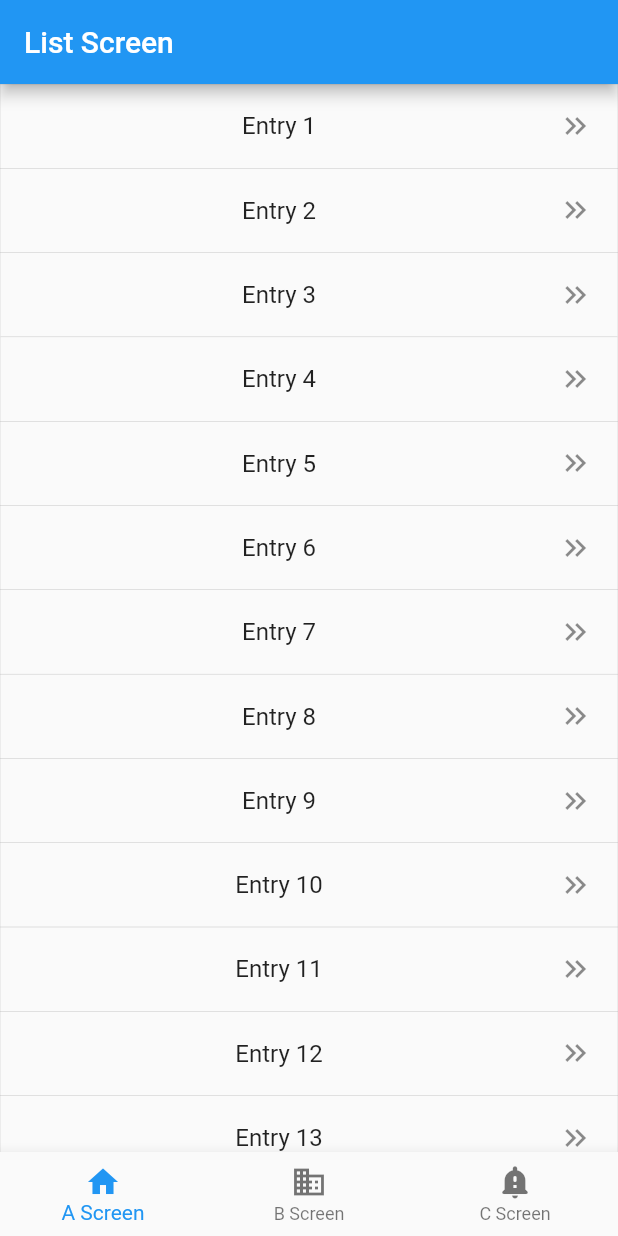
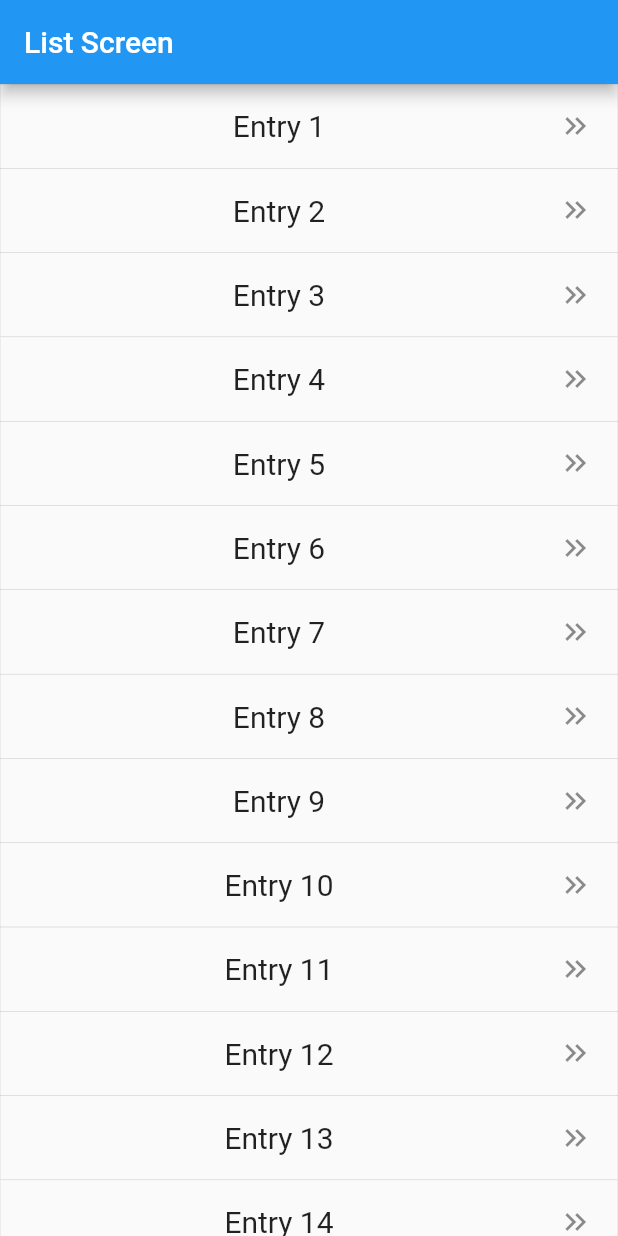
Before and after one commit to kevin76g/go_router_responsive_sample, a Flutter app: the screen it shows after launch, on a phone screen of 412 x 824 dp. Run offline on Flutter 3.47's test engine with Material 2 defaults, Android fonts, the phone set to English and light mode, and no system bars; our stand-ins replace go_router.

Commit message:
design updated

```diff
--- a/lib/list_screen.dart
+++ b/lib/list_screen.dart
@@ -4,7 +4,8 @@ import 'package:go_router_responsive_sample/list_widget.dart';
 import 'package:go_router_responsive_sample/main.dart';
 
 class ListScreen extends StatefulWidget {
-  const ListScreen({Key? key}) : super(key: key);
+  final String? argIndex;
+  const ListScreen({this.argIndex, Key? key}) : super(key: key);
 
   @override
   State<ListScreen> createState() => _ListScreenState();
@@ -13,6 +14,16 @@ class ListScreen extends StatefulWidget {
 class _ListScreenState extends State<ListScreen> {
   String index = '';
   bool isLargeScreen = false;
+
+  @override
+  void initState() {
+    super.initState();
+    if (widget.argIndex != null) {
+      index = widget.argIndex!;
+    } else {
+      index = '1';
+    }
+  }
 
   @override
   Widget build(BuildContext context) {
--- a/lib/list_widget.dart
+++ b/lib/list_widget.dart
@@ -27,6 +27,7 @@ class _ListWidgetState extends State<ListWidget> {
   void _onTapListTile(int index) {
     bool isLargeScreen = MediaQuery.of(context).size.width > largeScreenSize;
     if (isLargeScreen) {
+      GoRouter.of(context).go('/large-list/${index.toString()}');
       widget.onItemSelected!(index.toString());
     } else {
       GoRouter.of(context).go('/list/detail/${index.toString()}');
@@ -38,13 +39,17 @@ class _ListWidgetState extends State<ListWidget> {
     return CustomScrollView(
       slivers: [
         SliverList(
-          delegate:
-              SliverChildBuilderDelegate((BuildContext context, int index) {
+          delegate: SliverChildBuilderDelegate(childCount: entries.length,
+              (BuildContext context, int index) {
             return ListTile(
               onTap: () => _onTapListTile(entries.elementAt(index)),
               shape: Border.all(width: 0.1, color: Colors.grey),
               trailing: const Icon(Icons.keyboard_double_arrow_right_sharp),
-              title: Center(child: Text('Entry ${entries[index].toString()}')),
+              title: Center(
+                  child: Text(
+                'Entry ${entries[index].toString()}',
+                style: const TextStyle(fontSize: 20.0),
+              )),
             );
           }),
         ),
--- a/lib/main.dart
+++ b/lib/main.dart
@@ -18,7 +18,6 @@ final GlobalKey<NavigatorState> _shellNavigatorKey =
 class MyApp extends StatelessWidget {
   MyApp({super.key});
 
-  // This widget is the root of your application.
   @override
   Widget build(BuildContext context) {
     return MaterialApp.router(
@@ -62,42 +61,14 @@ class MyApp extends StatelessWidget {
           /// Displayed when the second item in the the bottom navigation bar is
           /// selected.
           GoRoute(
-            path: '/large-list',
+            path: '/large-list/:index',
             builder: (BuildContext context, GoRouterState state) {
-              return const ListScreen();
+              final index = state.params['index'];
+              return ListScreen(
+                argIndex: index,
+              );
             },
           ),
-          //   routes: <RouteBase>[
-          //     /// Same as "/a/details", but displayed on the root Navigator by
-          //     /// specifying [parentNavigatorKey]. This will cover both screen B
-          //     /// and the application shell.
-          //     GoRoute(
-          //       path: 'details',
-          //       parentNavigatorKey: _rootNavigatorKey,
-          //       builder: (BuildContext context, GoRouterState state) {
-          //         return const DetailsScreen(label: 'B');
-          //       },
-          //     ),
-          //   ],
-          // ),
-          //
-          // /// The third screen to display in the bottom navigation bar.
-          // GoRoute(
-          //   path: '/c',
-          //   builder: (BuildContext context, GoRouterState state) {
-          //     return const ScreenC();
-          //   },
-          //   routes: <RouteBase>[
-          //     // The details screen to display stacked on the inner Navigator.
-          //     // This will cover screen A but not the application shell.
-          //     GoRoute(
-          //       path: 'details',
-          //       builder: (BuildContext context, GoRouterState state) {
-          //         return const DetailsScreen(label: 'C');
-          //       },
-          //     ),
-          //   ],
-          // ),
         ],
       ),
     ],
@@ -111,146 +82,59 @@ class ScaffoldWithNavBar extends StatelessWidget {
     Key? key,
   }) : super(key: key);
 
-  /// The widget to display in the body of the Scaffold.
-  /// In this sample, it is a Navigator.
   final Widget child;
 
   @override
   Widget build(BuildContext context) {
     return Scaffold(
       body: child,
-      bottomNavigationBar: BottomNavigationBar(
-        items: const <BottomNavigationBarItem>[
-          BottomNavigationBarItem(
-            icon: Icon(Icons.home),
-            label: 'A Screen',
-          ),
-          BottomNavigationBarItem(
-            icon: Icon(Icons.business),
-            label: 'B Screen',
-          ),
-          BottomNavigationBarItem(
-            icon: Icon(Icons.notification_important_rounded),
-            label: 'C Screen',
-          ),
-        ],
-        currentIndex: _calculateSelectedIndex(context),
-        onTap: (int idx) => _onItemTapped(idx, context),
-      ),
+      // bottomNavigationBar: BottomNavigationBar(
+      //   items: const <BottomNavigationBarItem>[
+      //     BottomNavigationBarItem(
+      //       icon: Icon(Icons.home),
+      //       label: 'List',
+      //     ),
+      //     BottomNavigationBarItem(
+      //       icon: Icon(Icons.business),
+      //       label: 'List with ID',
+      //     ),
+      //     BottomNavigationBarItem(
+      //       icon: Icon(Icons.notification_important_rounded),
+      //       label: 'Detail',
+      //     ),
+      //   ],
+      //   currentIndex: _calculateSelectedIndex(context),
+      //   onTap: (int idx) => _onItemTapped(idx, context),
+      // ),
     );
   }
 
-  static int _calculateSelectedIndex(BuildContext context) {
-    final GoRouter route = GoRouter.of(context);
-    final String location = route.location;
-    if (location.startsWith('/a')) {
-      return 0;
-    }
-    if (location.startsWith('/b')) {
-      return 1;
-    }
-    if (location.startsWith('/c')) {
-      return 2;
-    }
-    return 0;
-  }
+  // static int _calculateSelectedIndex(BuildContext context) {
+  //   final GoRouter route = GoRouter.of(context);
+  //   final String location = route.location;
+  //   if (location.startsWith('/list')) {
+  //     return 0;
+  //   }
+  //   if (location.startsWith('/large-list')) {
+  //     return 1;
+  //   }
+  //   if (location.startsWith('/list/detail')) {
+  //     return 2;
+  //   }
+  //   return 0;
+  // }
 
-  void _onItemTapped(int index, BuildContext context) {
-    switch (index) {
-      case 0:
-        GoRouter.of(context).go('/a');
-        break;
-      case 1:
-        GoRouter.of(context).go('/b');
-        break;
-      case 2:
-        GoRouter.of(context).go('/c');
-        break;
-    }
-  }
+  // void _onItemTapped(int index, BuildContext context) {
+  //   switch (index) {
+  //     case 0:
+  //       GoRouter.of(context).go('/list');
+  //       break;
+  //     case 1:
+  //       GoRouter.of(context).go('/large-list');
+  //       break;
+  //     case 2:
+  //       GoRouter.of(context).go('/list/detail');
+  //       break;
+  //   }
+  // }
 }
-
-// class MyHomePage extends StatefulWidget {
-//   const MyHomePage({super.key, required this.title});
-//
-//   // This widget is the home page of your application. It is stateful, meaning
-//   // that it has a State object (defined below) that contains fields that affect
-//   // how it looks.
-//
-//   // This class is the configuration for the state. It holds the values (in this
-//   // case the title) provided by the parent (in this case the App widget) and
-//   // used by the build method of the State. Fields in a Widget subclass are
-//   // always marked "final".
-//
-//   final String title;
-//
-//   @override
-//   State<MyHomePage> createState() => _MyHomePageState();
-// }
-//
-// class _MyHomePageState extends State<MyHomePage> {
-//   int _counter = 0;
-//
-//   void _incrementCounter() {
-//     setState(() {
-//       // This call to setState tells the Flutter framework that something has
-//       // changed in this State, which causes it to rerun the build method below
-//       // so that the display can reflect the updated values. If we changed
-//       // _counter without calling setState(), then the build method would not be
-//       // called again, and so nothing would appear to happen.
-//       _counter++;
-//     });
-//   }
-//
-//   @override
-//   Widget build(BuildContext context) {
-//     // This method is rerun every time setState is called, for instance as done
-//     // by the _incrementCounter method above.
-//     //
-//     // The Flutter framework has been optimized to make rerunning build methods
-//     // fast, so that you can just rebuild anything that needs updating rather
-//     // than having to individually change instances of widgets.
-//     return Scaffold(
-//       appBar: AppBar(
-//         // Here we take the value from the MyHomePage object that was created by
-//         // the App.build method, and use it to set our appbar title.
-//         title: Text(widget.title),
-//       ),
-//       body: Center(
-//         // Center is a layout widget. It takes a single child and positions it
-//         // in the middle of the parent.
-//         child: Column(
-//           // Column is also a layout widget. It takes a list of children and
-//           // arranges them vertically. By default, it sizes itself to fit its
-//           // children horizontally, and tries to be as tall as its parent.
-//           //
-//           // Invoke "debug painting" (press "p" in the console, choose the
-//           // "Toggle Debug Paint" action from the Flutter Inspector in Android
-//           // Studio, or the "Toggle Debug Paint" command in Visual Studio Code)
-//           // to see the wireframe for each widget.
-//           //
-//           // Column has various properties to control how it sizes itself and
-//           // how it positions its children. Here we use mainAxisAlignment to
-//           // center the children vertically; the main axis here is the vertical
-//           // axis because Columns are vertical (the cross axis would be
-//           // horizontal).
-//           mainAxisAlignment: MainAxisAlignment.center,
-//           children: <Widget>[
-//             const Text(
-//               'You have pushed the button this many times:',
-//             ),
-//             Text(
-//               '$_counter',
-//               style: Theme.of(context).textTheme.headline4,
-//             ),
-//           ],
-//         ),
-//       ),
-//       floatingActionButton: FloatingActionButton(
-//         onPressed: _incrementCounter,
-//         tooltip: 'Increment',
-//         child: const Icon(Icons.add),
-//       ), // This trailing comma makes auto-formatting nicer for build methods.
-//     );
-//   }
-// }
```
